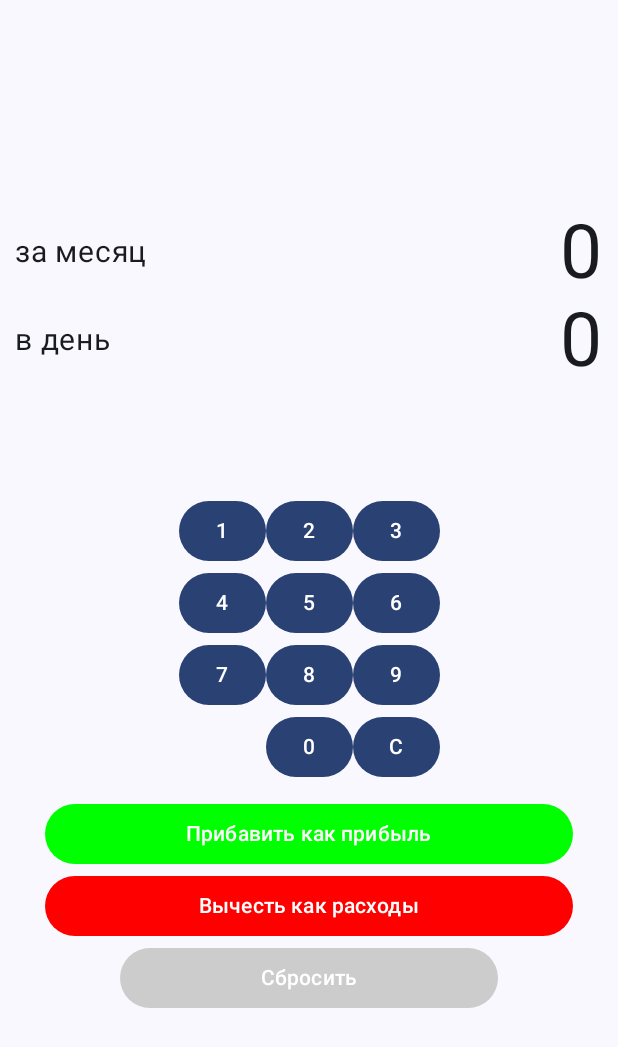
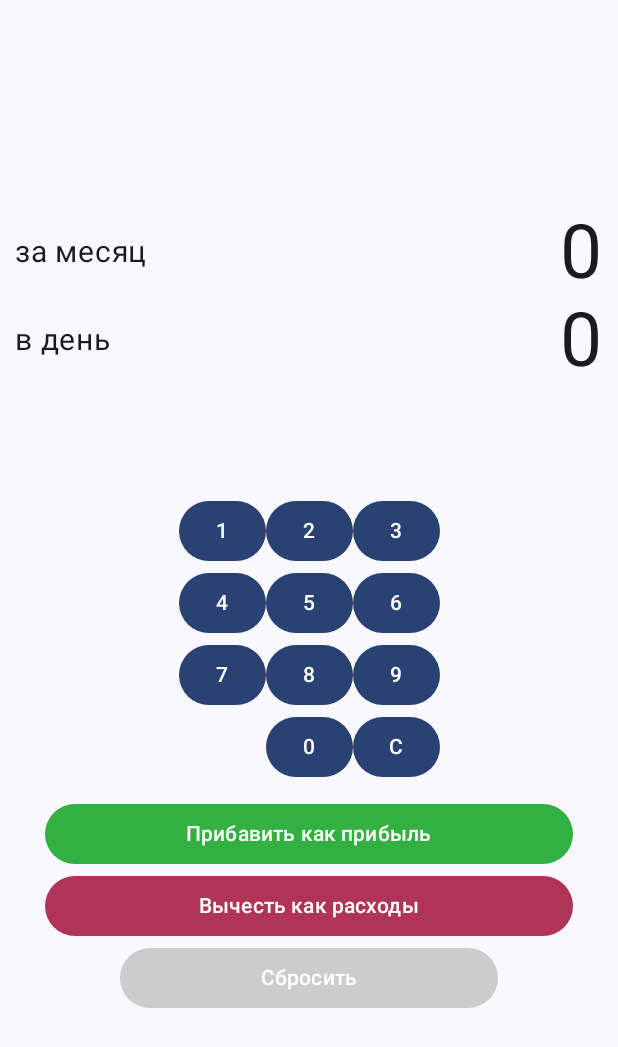
Before and after one commit to Sutemi67/KotlinJC_MoneyEveryday_app, an Android app built with Jetpack Compose: the screen it shows after launch (MainActivity), after a tap on "Прибавить как прибыль", on a phone screen of 412 x 824 dp. Shown: the top 1047 px of the screen. Run offline under Robolectric (Android 15) with nearby library versions, the phone set to English and light mode, and no system bars.

Commit message:
alpha version

```diff
--- a/app/src/main/java/com/example/moneyeverydaycompose/MainActivity.kt
+++ b/app/src/main/java/com/example/moneyeverydaycompose/MainActivity.kt
@@ -45,6 +45,7 @@ class MainActivity : ComponentActivity() {
 
         setContent {
             MoneyEverydayComposeTheme {
+
                 val monthlySummary = remember {
                     mutableIntStateOf(0)
                 }
@@ -60,15 +61,14 @@ class MainActivity : ComponentActivity() {
                 }
             }
         }
-
     }
-
 }
 
 @Composable
 fun Income(dataStoreManager: DataStoreManager, monthlySummary: MutableState<Int>) {
 
-    var input: String? by remember { mutableStateOf("") }
+    var input: String by remember { mutableStateOf("") }
+
     val coroutine = rememberCoroutineScope()
     Column(
         Modifier
@@ -108,7 +108,7 @@ fun Income(dataStoreManager: DataStoreManager, monthlySummary: MutableState<Int>
             )
         }
         Text(
-            text = input ?: "введите сумму", fontSize = 30.sp
+            text = input, fontSize = 30.sp
         )
 
 
@@ -154,7 +154,7 @@ fun Income(dataStoreManager: DataStoreManager, monthlySummary: MutableState<Int>
                 Button(onClick = { input += 9.toString() }) {
                     Text(text = "9")
                 }
-                Button(onClick = { input = ""}) {
+                Button(onClick = { input = "" }) {
                     Text(text = "C")
                 }
             }
@@ -167,53 +167,57 @@ fun Income(dataStoreManager: DataStoreManager, monthlySummary: MutableState<Int>
         ) {
             Button(
                 onClick = {
-                    monthlySummary.value += input?.toInt() ?: 0
-                    coroutine.launch {
-                        dataStoreManager.saveSettings(
-                            SettingsData(
-                                monthlySummary.value
+                    if (input !="") {
+                        monthlySummary.value += input.toInt()
+                        coroutine.launch {
+                            dataStoreManager.saveSettings(
+                                SettingsData(
+                                    monthlySummary.value
+                                )
                             )
-                        )
+                        }
                     }
                     input = ""
                 },
                 Modifier.fillMaxWidth(),
-                colors = ButtonDefaults.buttonColors(Color.Green)
+                colors = ButtonDefaults.buttonColors(Color(0xFF33B042))
             ) {
                 Text(text = "Прибавить как прибыль")
             }
             Button(
                 onClick = {
-                    monthlySummary.value -= input?.toInt() ?: 0
-
-                    coroutine.launch {
-                        dataStoreManager.saveSettings(
-                            SettingsData(
-                                monthlySummary.value
+                    if (input != "") {
+                        monthlySummary.value -= input.toInt()
+                        coroutine.launch {
+                            dataStoreManager.saveSettings(
+                                SettingsData(
+                                    monthlySummary.value
+                                )
                             )
-                        )
+                        }
                     }
                     input = ""
                 },
                 Modifier.fillMaxWidth(),
-                colors = ButtonDefaults.buttonColors(Color.Red)
+                colors = ButtonDefaults.buttonColors(Color(0xFFB03358))
             ) {
                 Text(text = "Вычесть как расходы")
             }
             Button(
                 onClick = {
-                    monthlySummary.value = 0
-
-                    coroutine.launch {
-                        dataStoreManager.saveSettings(
-                            SettingsData(
-                                monthlySummary.value
+                        monthlySummary.value = 0
+                        coroutine.launch {
+                            dataStoreManager.saveSettings(
+                                SettingsData(
+                                    monthlySummary.value
+                                )
                             )
-                        )
-                    }
+                        }
                     input = ""
                 },
-                Modifier.fillMaxWidth().padding(50.dp,0.dp),
+                Modifier
+                    .fillMaxWidth()
+                    .padding(50.dp, 0.dp),
                 colors = ButtonDefaults.buttonColors(Color.LightGray)
             ) {
                 Text(text = "Сбросить")
@@ -225,7 +229,7 @@ fun Income(dataStoreManager: DataStoreManager, monthlySummary: MutableState<Int>
 
 @Preview(showBackground = true, showSystemUi = true)
 @Composable
-fun GreetingPreview() {
+fun IncomePreview() {
     val dataDataStoreManager = DataStoreManager(MainActivity())
     MoneyEverydayComposeTheme {
         val monthlySummary = remember {
```
